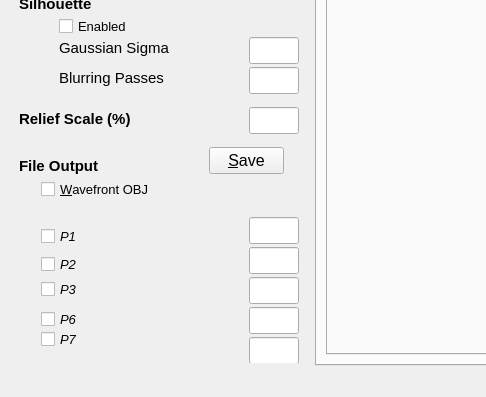
The window that Explorer/explorer.ui (steveknipmeyer/ModelRelief) describes before a commit, drawn with Qt 5; both pictures show x 0 to 486 and y 570 to 967 of the 1171 by 967 pixel window.
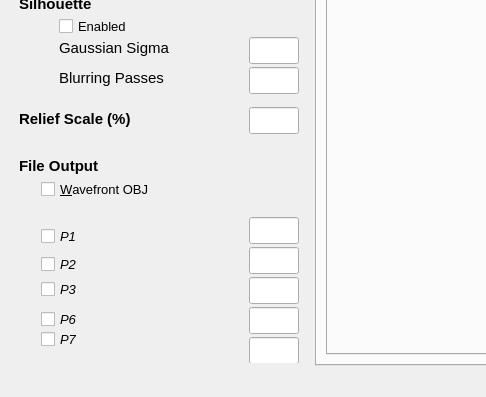
The same window after the commit. Icons and pictures are not drawn.

Commit message: Explorer add Save to calculate step. Simplify some array operations to compound assignment.

What changed in the file:
```diff
--- a/Explorer/explorer.ui
+++ b/Explorer/explorer.ui
@@ -1331,25 +1331,6 @@
         <string>File Output</string>
        </property>
       </widget>
-      <widget class="QPushButton" name="saveButton">
-       <property name="geometry">
-        <rect>
-         <x>200</x>
-         <y>680</y>
-         <width>75</width>
-         <height>27</height>
-        </rect>
-       </property>
-       <property name="maximumSize">
-        <size>
-         <width>373</width>
-         <height>16777215</height>
-        </size>
-       </property>
-       <property name="text">
-        <string>&amp;Save</string>
-       </property>
-      </widget>
      </widget>
     </item>
    </layout>
```
The commit also changes 4 other files.
